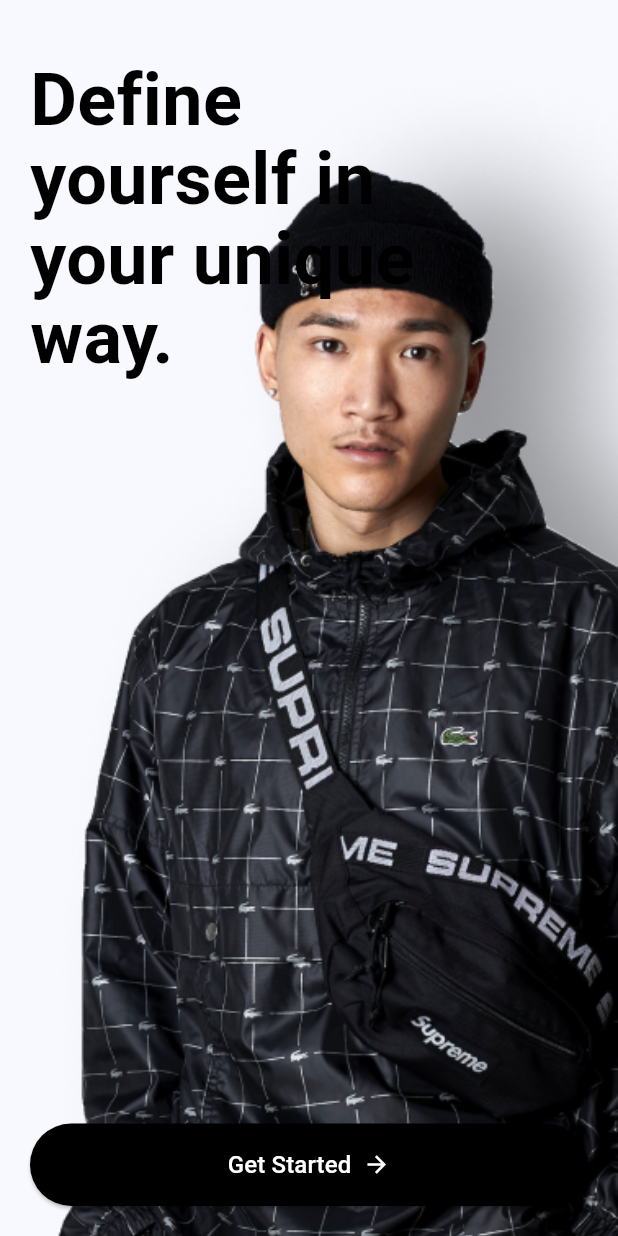
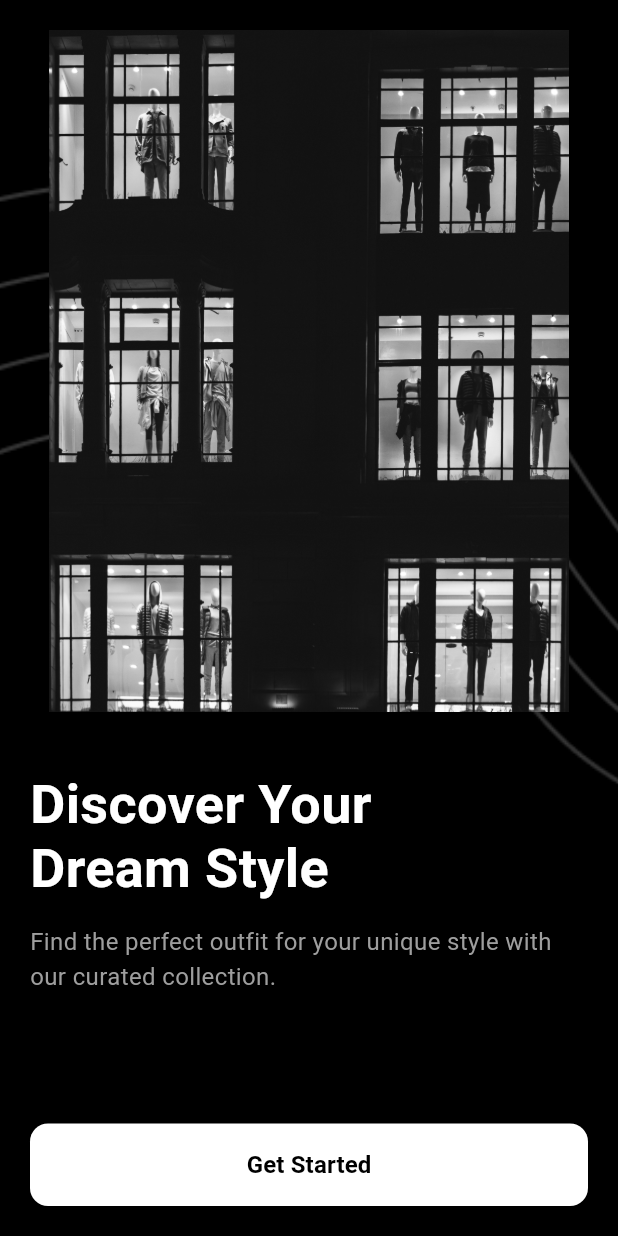
Before and after one commit to AWESOME04/MultiVendor-Flutter-App, a Flutter app: the screen it shows after launch, on a phone screen of 412 x 824 dp. Run offline on Flutter 3.47's test engine with Material 3 defaults, Android fonts, the phone set to English and light mode, and no system bars.

Commit message:
feat: add changes to splash and onboarding screens

```diff
--- a/lib/screens/onboarding_screen.dart
+++ b/lib/screens/onboarding_screen.dart
@@ -1,5 +1,5 @@
 import 'package:flutter/material.dart';
-import 'auth_screen.dart';
+import 'home_screen.dart';
 
 class OnboardingScreen extends StatelessWidget {
   const OnboardingScreen({super.key});
@@ -7,74 +7,78 @@ class OnboardingScreen extends StatelessWidget {
   @override
   Widget build(BuildContext context) {
     return Scaffold(
+      backgroundColor: Colors.black,
       body: Stack(
-        fit: StackFit.expand,
         children: [
-          // Background Image
-              Image.asset(
-                'assets/images/get-started.png',
+          // Background Element
+          Positioned.fill(
+            child: Image.asset(
+              'assets/images/Element.png',
               fit: BoxFit.cover,
-                width: 20,
-                height: 20,
             ),
-          // Content
-          SafeArea(
+          ),
+          Column(
+            children: [
+              Expanded(
+                flex: 3,
+                child: Container(
+                  padding: const EdgeInsets.all(20),
+                  child: Image.asset(
+                    'assets/images/get-s2.jpg',
+                    fit: BoxFit.contain,
+                    height: MediaQuery.of(context).size.height * 0.5, // Reduced size
+                  ),
+                ),
+              ),
+              Expanded(
+                flex: 2,
+                child: Container(
+                  padding: const EdgeInsets.all(20),
                   child: Column(
                     crossAxisAlignment: CrossAxisAlignment.start,
                     children: [
-                const Padding(
-                  padding: EdgeInsets.only(left: 20, top: 40),
-                  child: Column(
-                    crossAxisAlignment: CrossAxisAlignment.start,
-                    children: [
-                      Text(
-                        'Define\nyourself in\nyour unique\nway.',
+                      const Text(
+                        'Discover Your\nDream Style',
                         style: TextStyle(
-                          fontSize: 48,
+                          color: Colors.white,
+                          fontSize: 36,
                           fontWeight: FontWeight.bold,
-                          height: 1.1,
-                          color: Colors.black,
+                          height: 1.2,
                         ),
                       ),
-                    ],
+                      const SizedBox(height: 16),
+                      const Text(
+                        'Find the perfect outfit for your unique style with our curated collection.',
+                        style: TextStyle(
+                          color: Colors.grey,
+                          fontSize: 16,
                         ),
                       ),
                       const Spacer(),
-                // Get Started Button
-                Padding(
-                  padding: const EdgeInsets.all(20),
-                  child: SizedBox(
+                      SizedBox(
                         width: double.infinity,
                         child: ElevatedButton(
                           onPressed: () {
                             Navigator.pushReplacement(
                               context,
-                          MaterialPageRoute(builder: (context) => const AuthScreen()),
+                              MaterialPageRoute(
+                                builder: (context) => const HomeScreen(),
+                              ),
                             );
                           },
                           style: ElevatedButton.styleFrom(
-                        backgroundColor: Colors.black,
+                            backgroundColor: Colors.white,
+                            foregroundColor: Colors.black,
                             padding: const EdgeInsets.symmetric(vertical: 16),
                             shape: RoundedRectangleBorder(
-                          borderRadius: BorderRadius.circular(30),
+                              borderRadius: BorderRadius.circular(12),
                             ),
                           ),
-                      child: const Row(
-                        mainAxisAlignment: MainAxisAlignment.center,
-                        children: [
-                          Text(
+                          child: const Text(
                             'Get Started',
                             style: TextStyle(
-                              color: Colors.white,
                               fontSize: 16,
-                            ),
-                          ),
-                          SizedBox(width: 8),
-                          Icon(
-                            Icons.arrow_forward,
-                            color: Colors.white,
-                          ),
-                        ],
+                              fontWeight: FontWeight.bold,
                             ),
                           ),
                         ),
@@ -82,6 +86,9 @@ class OnboardingScreen extends StatelessWidget {
                     ],
                   ),
                 ),
+              ),
+            ],
+          ),
         ],
       ),
     );
--- a/pubspec.yaml
+++ b/pubspec.yaml
@@ -1,5 +1,5 @@
-name: flutter_application_1
-description: "A new Flutter project."
+name: multi_vendor_app
+description: "A Flutter-based cross-platform application for the Multi-Vendor Platform, providing a seamless mobile experience for buyers and sellers."
 # The following line prevents the package from being accidentally published to
 # pub.dev using `flutter pub publish`. This is preferred for private packages.
 publish_to: 'none' # Remove this line if you wish to publish to pub.dev
@@ -34,8 +34,6 @@ dependencies:
   # The following adds the Cupertino Icons font to your application.
   # Use with the CupertinoIcons class for iOS style icons.
   cupertino_icons: ^1.0.2
-
-  flutter_svg: ^2.0.9
 
 dev_dependencies:
   flutter_test:
```
Also changed, not shown: lib/screens/splash_screen.dart (+22 -10 lines), assets/images/Element.png (added), assets/images/get-s2.jpg (added), assets/images/splash.svg (deleted), assets/images/splashing.jpg (deleted), assets/images/splashing.png (added), assets/images/splashing.svg (deleted), pubspec.lock. Lines whose indentation alone changed are shown as unchanged.
